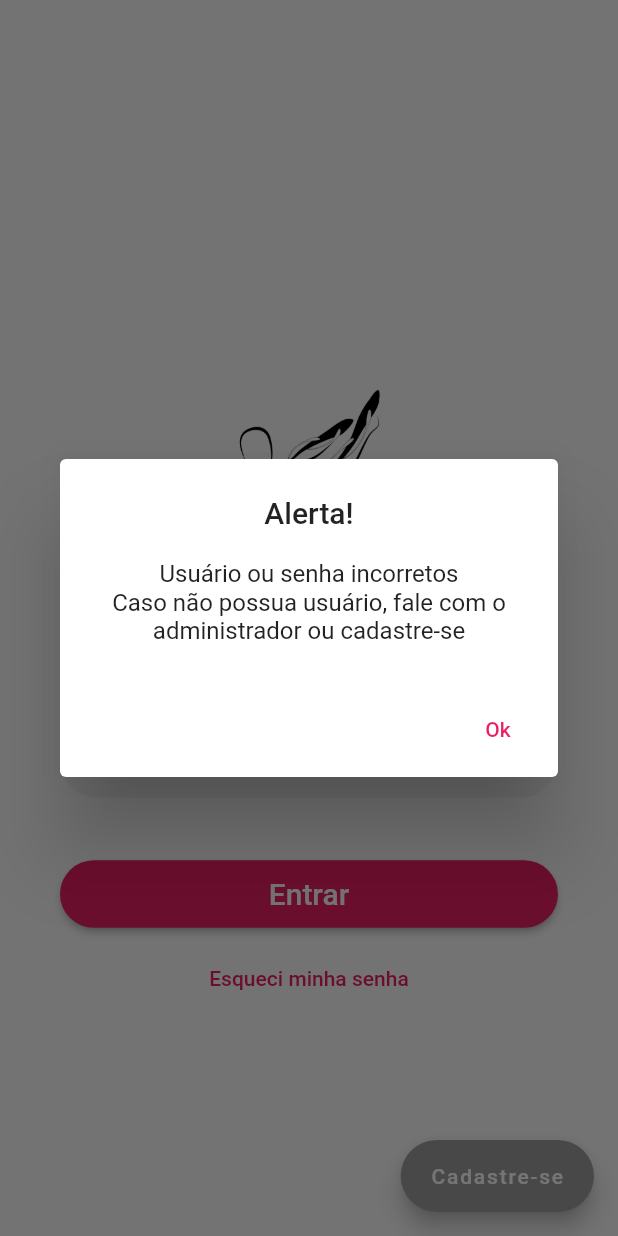
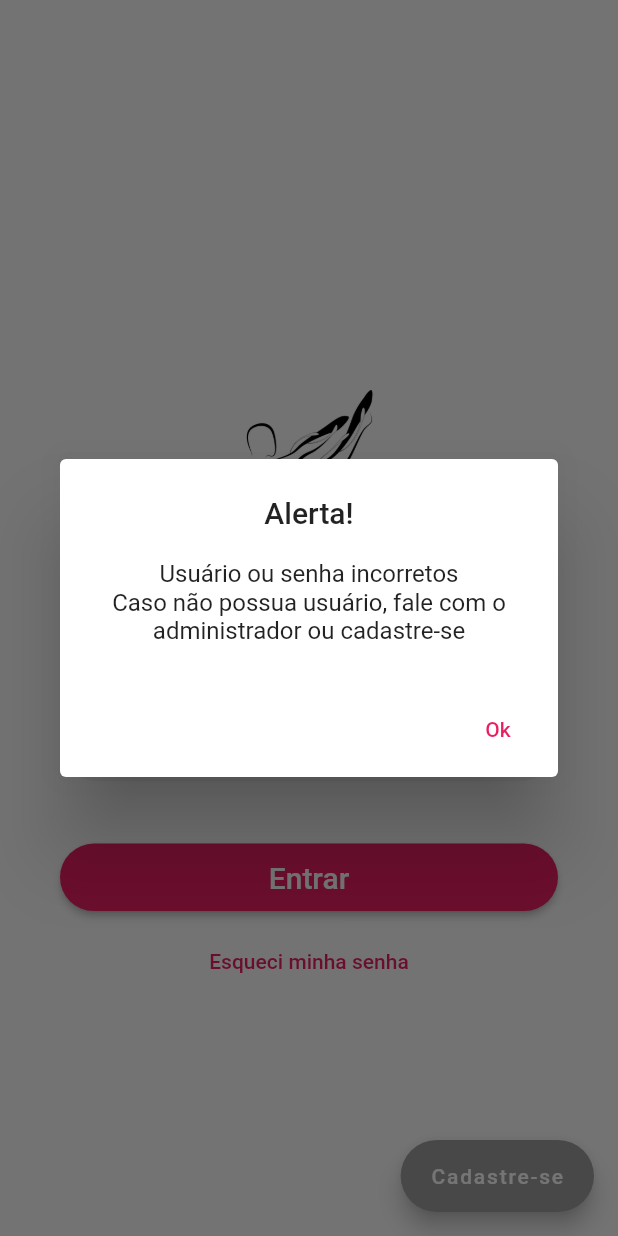
Before and after one commit to maria-c2003/PI, a Flutter app: the screen it shows after launch, after a tap on "Entrar", on a phone screen of 412 x 824 dp. Run offline on Flutter 3.47's test engine with Material 2 defaults, Android fonts, the phone set to English and light mode, and no system bars; our stand-ins replace cloud_firestore, firebase_core; missing offline and left inert: youtube_plyr_iframe; accounts and stored records are empty.

Commit message:
Ajuste de layout e loading apos login

```diff
--- a/teste_flutter/lib/pages/adminLink.page.dart
+++ b/teste_flutter/lib/pages/adminLink.page.dart
@@ -81,8 +81,8 @@ class Liink extends StatelessWidget {
         child: ListView(
           children: <Widget>[
             SizedBox(
-              width: 110,
-              height: 110,
+              width: MediaQuery.of(context).size.width * 0.12,
+              height: MediaQuery.of(context).size.height * 0.12,
               child: Image.asset('Images/logo.png',),
             ),
             SizedBox(
--- a/teste_flutter/lib/pages/aluno.page.dart
+++ b/teste_flutter/lib/pages/aluno.page.dart
@@ -22,8 +22,8 @@ class AlunoPage extends StatelessWidget {
           child: ListView(
             children: <Widget>[
               SizedBox(
-                width: 110,
-                height: 110,
+                width: MediaQuery.of(context).size.width * 0.12,
+                height: MediaQuery.of(context).size.height * 0.12,
                 child: Image.asset(
                   'Images/logo.png',
                 ),
--- a/teste_flutter/lib/pages/cadastro.page.dart
+++ b/teste_flutter/lib/pages/cadastro.page.dart
@@ -111,8 +111,8 @@ class Cadastro extends StatelessWidget {
         child: ListView(
           children: <Widget>[
             SizedBox(
-              width: 110,
-              height: 110,
+              width: MediaQuery.of(context).size.width * 0.12,
+              height: MediaQuery.of(context).size.height * 0.12,
               child: Image.asset('Images/logo.png',),
             ),
             SizedBox(
--- a/teste_flutter/lib/pages/cadastroNome.page.dart
+++ b/teste_flutter/lib/pages/cadastroNome.page.dart
@@ -38,7 +38,7 @@ class Name extends StatelessWidget {
     void tela() {
       Navigator.pop(context);
       Navigator.push(
-          context, MaterialPageRoute(builder: (context) => LoginPage()));
+        context, MaterialPageRoute(builder: (context) => LoginPage()));
     }
 
     Future<void> _showMyDialog() async {
--- a/teste_flutter/lib/pages/login.page.dart
+++ b/teste_flutter/lib/pages/login.page.dart
@@ -62,7 +62,7 @@ class Login extends StatelessWidget {
       );
     }
 
-    Future<void> login() async {
+    Future<void> login(contexxt) async {
       String nome = user.text;
       String pass = senha.text;
       String passFire;
@@ -72,13 +72,13 @@ class Login extends StatelessWidget {
           .get()
           .then((DocumentSnapshot documentSnapshot) {
         if (documentSnapshot.exists) {
-          passFire = documentSnapshot.data()['senha'];
-          print('Document data: ${passFire}');
           if (nome == 'admin' && pass == 'admin2021') {
+            Navigator.of(contexxt).pop();
             Navigator.pop(context);
             Navigator.push(
                 context, MaterialPageRoute(builder: (context) => AdminPage()));
           } else {
+            Navigator.of(contexxt).pop();
             _showMyDialog();
           }
         } else if (pass.length > 2) {
@@ -92,18 +92,46 @@ class Login extends StatelessWidget {
               print('Document data: ${passFire}');
               if (passFire == pass) {
                 print('senha certa');
+                Navigator.of(contexxt).pop();
                 Navigator.pop(context);
                 Navigator.push(context,
                     MaterialPageRoute(builder: (context) => AlunoPage()));
               } else {
+                Navigator.of(contexxt).pop();
                 _showMyDialog();
               }
             }
           });
         } else {
+          Navigator.of(contexxt).pop();
           _showMyDialog();
         }
       });
+    }
+
+    Future<void> loading() async {
+      return showDialog<void>(
+        context: context,
+        barrierDismissible: false, // user must tap button!
+        builder: (BuildContext contexxt) {
+          login(contexxt);
+          return AlertDialog(
+            content: SingleChildScrollView(
+              child: SizedBox(
+                width: MediaQuery.of(context).size.width * 0.8,
+                height: MediaQuery.of(context).size.height * 0.1,
+                child: SizedBox(
+                  width: MediaQuery.of(context).size.width * 0.1,
+                  height: MediaQuery.of(context).size.height * 0.1,
+                  child: new Center(
+                    child: CircularProgressIndicator(),
+                  ),
+                ),
+              ),
+            ),
+          );
+        },
+      );
     }
 
     Future<void> getLink() async {
@@ -124,10 +152,12 @@ class Login extends StatelessWidget {
         child: ListView(
           children: <Widget>[
             SizedBox(
-             width: 110,
-             height: 110,
-             child: Image.asset('Images/logo.png',),
-           ),
+              width: MediaQuery.of(context).size.width * 0.12,
+              height: MediaQuery.of(context).size.height * 0.12,
+              child: Image.asset(
+                'Images/logo.png',
+              ),
+            ),
             SizedBox(
               height: 40,
             ),
@@ -174,7 +204,7 @@ class Login extends StatelessWidget {
             ButtonTheme(
               height: 45,
               child: RaisedButton(
-                onPressed: login,
+                onPressed: loading,
                 shape: new RoundedRectangleBorder(
                     borderRadius: new BorderRadius.circular(50)),
                 child: Text(
--- a/teste_flutter/lib/pages/loginResetSenha.page.dart
+++ b/teste_flutter/lib/pages/loginResetSenha.page.dart
@@ -87,8 +87,8 @@ class Reset extends StatelessWidget {
         child: ListView(
           children: <Widget>[
             SizedBox(
-              width: 110,
-              height: 110,
+              width: MediaQuery.of(context).size.width * 0.12,
+              height: MediaQuery.of(context).size.height * 0.12,
               child: Image.asset('Images/logo.png',),
             ),
             SizedBox(
--- a/teste_flutter/lib/pages/newVideo.page.dart
+++ b/teste_flutter/lib/pages/newVideo.page.dart
@@ -101,8 +101,8 @@ class NewVideo extends StatelessWidget {
         child: ListView(
           children: <Widget>[
             SizedBox(
-              width: 110,
-              height: 110,
+              width: MediaQuery.of(context).size.width * 0.12,
+              height: MediaQuery.of(context).size.height * 0.12,
               child: Image.asset('Images/logo.png',),
             ),
             SizedBox(
--- a/teste_flutter/lib/pages/verVideoUser.dart
+++ b/teste_flutter/lib/pages/verVideoUser.dart
@@ -40,7 +40,6 @@ class VideosUser extends StatelessWidget {
         child: InkWell(
           onTap: () {
             videoID = YoutubePlayerController.convertUrlToId(url);
-            print('passou $videoID');
             Navigator.push(
                 context,
                 MaterialPageRoute(
@@ -50,7 +49,7 @@ class VideosUser extends StatelessWidget {
             alignment: Alignment.center,
             children: <Widget>[
               SizedBox(
-                width: 400,
+                width: MediaQuery.of(context).size.width * 0.8,
               child: Stack(
                 alignment: Alignment.center,
                 children: <Widget>[
```
